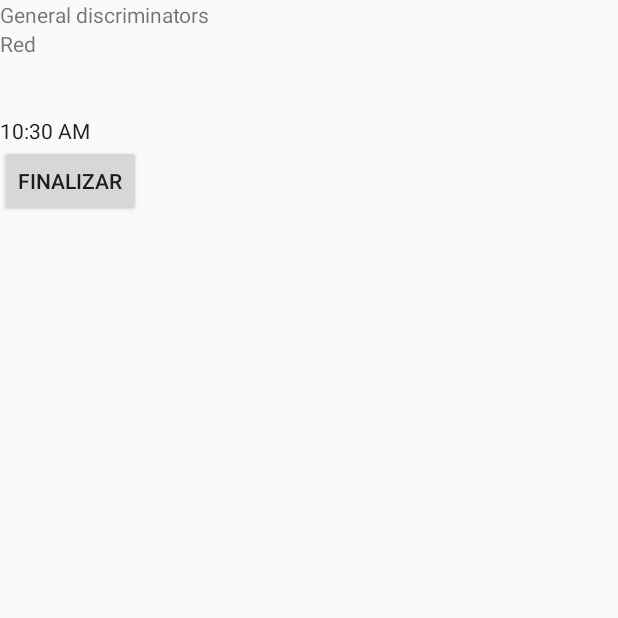
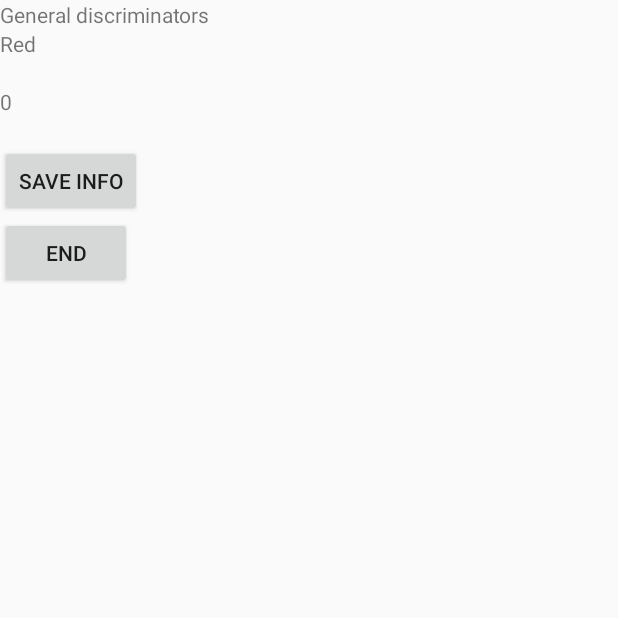
Before and after one commit to flocodemillo/TriApp, an Android app: the fragment ReportFragment shown on its own in the app's theme, on a phone screen of 412 x 824 dp, the top half of it. Run offline under Robolectric (Android 15) with nearby library versions, the phone set to English and light mode, and no system bars; libraries missing offline, so code that uses them is left out: org.apache.commons.

Commit message:
Timer added - ReportFragment working without format

```diff
--- a/app/build.gradle
+++ b/app/build.gradle
@@ -2,7 +2,7 @@ apply plugin: 'com.android.application'
 
 android {
     compileSdkVersion 23
-    buildToolsVersion "23.0.1"
+    buildToolsVersion "23.0.2"
     defaultConfig {
         applicationId "es.usc.citius.triapp"
         minSdkVersion 21
--- a/app/src/main/java/es/usc/citius/triapp/activities/FlowChartIndexActivity.java
+++ b/app/src/main/java/es/usc/citius/triapp/activities/FlowChartIndexActivity.java
@@ -3,6 +3,7 @@ package es.usc.citius.triapp.activities;
 import android.content.Intent;
 import android.os.Bundle;
 import android.app.Activity;
+import android.os.SystemClock;
 import android.util.Log;
 import android.view.View;
 
@@ -53,6 +54,12 @@ public class FlowChartIndexActivity extends Activity//FragmentActivity
                     .setActivateOnItemClick(true);
         }
 
+        //Contador tiempo triaje
+        //long startTime = System.currentTimeMillis();
+
+        //Manchester.setStartTime(SystemClock.elapsedRealtime());
+        Manchester.setStartTime(System.currentTimeMillis());
+
         // TODO: If exposing deep links into your app, handle intents here.
     }
 
--- a/app/src/main/java/es/usc/citius/triapp/activities/StartTriageActivity.java
+++ b/app/src/main/java/es/usc/citius/triapp/activities/StartTriageActivity.java
@@ -58,6 +58,7 @@ public class StartTriageActivity extends AppCompatActivity implements Discrimina
         TabLayout tabLayout = (TabLayout) findViewById(R.id.toolbarlayout);
         tabLayout.setupWithViewPager(viewPager);
 
+
     }
 
     public void endTriage(View view) {
@@ -70,6 +71,10 @@ public class StartTriageActivity extends AppCompatActivity implements Discrimina
             }
         }
 
+        Manchester.setStartTime(0);
+
+        //Calculo del tiempo que ha durado el triaje
+        //Log.v(TAG, "Tiempo transcurrido: " + Manchester.getElapsedTime(System.currentTimeMillis()));
         this.finish();
         startActivity(intent);
 
--- a/app/src/main/java/es/usc/citius/triapp/data/Manchester.java
+++ b/app/src/main/java/es/usc/citius/triapp/data/Manchester.java
@@ -30,6 +30,7 @@ public class Manchester {
     private static List<FlowChart> workflowList = null;
     private static int currentWorkFlow;
     private static int currentLevel = 0;
+    private static long startTime;
 
     protected Manchester() {
     }
@@ -105,6 +106,13 @@ public class Manchester {
         return currentLevel;
     }
 
+    public static void setStartTime(long time) {
+        startTime = time;
+    }
+    public static long getElapsedTime(long currentTime) {
+        return (currentTime - startTime)/1000;
+    }
+
    /* public static String getCurrentLevel() {
         return workFlow[currentWorkFlow].getLevel(currentLevel).getColor();
     }*/
--- a/app/src/main/java/es/usc/citius/triapp/fragments/ReportFragment.java
+++ b/app/src/main/java/es/usc/citius/triapp/fragments/ReportFragment.java
@@ -2,6 +2,7 @@ package es.usc.citius.triapp.fragments;
 
 
 import android.os.Bundle;
+import android.os.SystemClock;
 import android.support.v4.app.Fragment;
 import android.util.Log;
 import android.view.LayoutInflater;
@@ -113,6 +114,9 @@ public class ReportFragment extends Fragment {
         TextView description = (TextView)getView().findViewById(R.id.description);
         description.setText(info);
 
+        TextView elapsedTime = (TextView)getView().findViewById(R.id.elapsedTime);
+        description.setText("" + Manchester.getElapsedTime(System.currentTimeMillis()));
+        //description.setText("" + SystemClock.elapsedRealtime());
 
     }
 
--- a/app/src/main/res/layout/fragment_report.xml
+++ b/app/src/main/res/layout/fragment_report.xml
@@ -31,18 +31,34 @@
         android:layout_height="wrap_content"
         />
 
-    <TextClock
-        android:layout_width="wrap_content"
+    <TextView
+        android:id = "@+id/elapsedTime"
+        android:layout_width="match_parent"
         android:layout_height="wrap_content" />
 
+    <!--<TextClock
+        android:layout_width="wrap_content"
+        android:layout_height="wrap_content" />-->
+
     <Button
-        android:id="@+id/finalizar"
+        android:id="@+id/saveReport"
         android:layout_width="wrap_content"
         android:layout_height="wrap_content"
-        android:text="Finalizar"
+        android:text="Save info"
         android:onClick="endTriage" />
 
+    <Button
+        android:id="@+id/endTriage"
+        android:layout_width="wrap_content"
+        android:layout_height="wrap_content"
+        android:text="End"
+        android:onClick="endTriage" />
 
-
-
+    <!--<android.support.design.widget.FloatingActionButton
+        android:id="@+id/fab"
+        android:layout_width="wrap_content"
+        android:layout_height="wrap_content"
+        android:layout_margin="16dp"
+        android:clickable="true"-->
+      />
 </LinearLayout>
```
